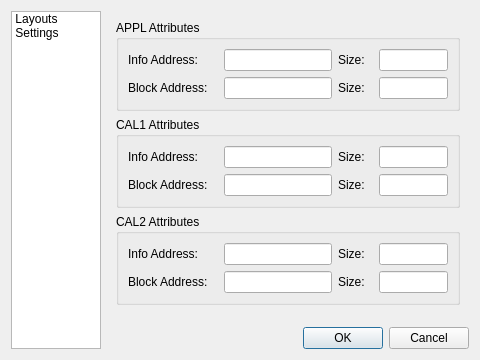
This is ConfigDialog.ui in f0ghua/srTool as Qt 5 draws it before an edit. The edited form follows.
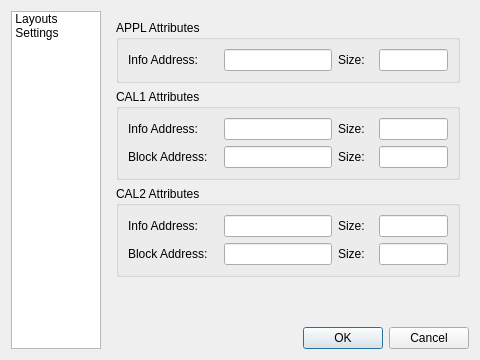
This is the edited form. Icons and pictures are not drawn.

Commit message: ! change some function and macro name to match the spec - remove config parameters relate to app block because we read from header now ! change config dialog label to make more clear @ notice that the function has not finish yet, wait for later request of the file format

Diff of the .ui file:
```diff
--- a/ConfigDialog.ui
+++ b/ConfigDialog.ui
@@ -266,40 +266,6 @@
                 </item>
                </layout>
               </item>
-              <item row="1" column="0">
-               <layout class="QHBoxLayout" name="horizontalLayout_11" stretch="1,2">
-                <item>
-                 <widget class="QLabel" name="label_9">
-                  <property name="minimumSize">
-                   <size>
-                    <width>90</width>
-                    <height>0</height>
-                   </size>
-                  </property>
-                  <property name="text">
-                   <string>Block Address:</string>
-                  </property>
-                 </widget>
-                </item>
-                <item>
-                 <widget class="QLineEdit" name="m_leAppBlockAddr"/>
-                </item>
-               </layout>
-              </item>
-              <item row="1" column="1">
-               <layout class="QHBoxLayout" name="horizontalLayout_12" stretch="1,2">
-                <item>
-                 <widget class="QLabel" name="label_10">
-                  <property name="text">
-                   <string>Size:</string>
-                  </property>
-                 </widget>
-                </item>
-                <item>
-                 <widget class="QLineEdit" name="m_leAppBlockSize"/>
-                </item>
-               </layout>
-              </item>
              </layout>
             </item>
            </layout>
```
The commit also changes 6 other files.
